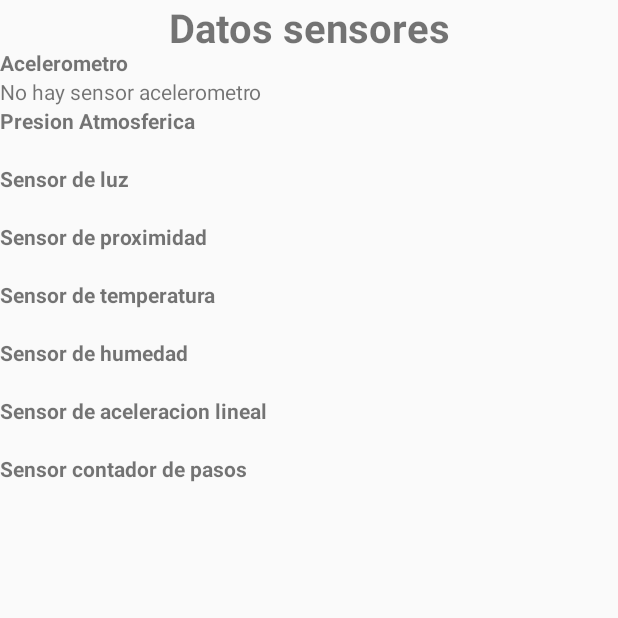
After one commit to AlejandroGC96/Semana6, an Android app: the DatosSensores screen opened directly, with no data from a screen before it, on a phone screen of 412 x 824 dp, the top half of it. The commit adds this screen. Run offline under Robolectric (Android 15) with nearby library versions, the phone set to English and light mode, and no system bars.

Commit message:
Apartado Sensores acabado

```diff
--- a/Semana6/app/src/main/AndroidManifest.xml
+++ b/Semana6/app/src/main/AndroidManifest.xml
@@ -28,6 +28,12 @@
         </activity>
         <activity android:name="com.example.alex_.semana6.Animacion">
         </activity>
+        <activity android:name="com.example.alex_.semana6.IoActivity">
+        </activity>
+        <activity android:name="com.example.alex_.semana6.ListaSensores">
+        </activity>
+        <activity android:name="com.example.alex_.semana6.DatosSensores">
+        </activity>
     </application>
 
 </manifest>
--- /dev/null
+++ b/Semana6/app/src/main/java/com/example/alex_/semana6/DatosSensores.java
@@ -0,0 +1,200 @@
+package com.example.alex_.semana6;
+
+import android.app.Activity;
+import android.graphics.Color;
+import android.hardware.Sensor;
+import android.hardware.SensorEvent;
+import android.hardware.SensorEventListener;
+import android.hardware.SensorManager;
+import android.os.Bundle;
+import android.widget.TextView;
+import android.widget.Toast;
+
+import org.w3c.dom.Text;
+
+import java.util.List;
+
+
+public class DatosSensores extends Activity implements SensorEventListener {
+    private SensorManager sensorManager = null;
+
+    private Sensor sensorTemperatura = null;
+    private Sensor sensorProximidad = null;
+    private Sensor sensorLuz = null;
+    private Sensor sensorAcelerometro = null;
+    private Sensor sensorPresionAtm = null;
+    private Sensor sensorHumedad = null;
+    private Sensor sensorLinearAcc = null;
+    private Sensor sensorStep = null;
+
+    private TextView tvAcelerometro = null;
+    private TextView tvPresionAtmosferica = null;
+    private TextView tvLuz = null;
+    private TextView tvProximidad = null;
+    private TextView tvTemperatura = null;
+    private TextView tvHumedad = null;
+    private TextView tvAceleracion = null;
+    private TextView tvStep = null;
+
+
+
+    @Override
+    public void onCreate(Bundle savedInstanceState) {
+        super.onCreate(savedInstanceState);
+        setContentView(R.layout.datasensores);
+
+        sensorManager = (SensorManager) getSystemService(SENSOR_SERVICE);
+
+        sensorProximidad = sensorManager.getDefaultSensor(Sensor.TYPE_PROXIMITY);
+        sensorLuz = sensorManager.getDefaultSensor(Sensor.TYPE_LIGHT);
+        sensorAcelerometro = sensorManager.getDefaultSensor(Sensor.TYPE_ACCELEROMETER);
+        sensorTemperatura = sensorManager.getDefaultSensor(Sensor.TYPE_AMBIENT_TEMPERATURE);
+        sensorPresionAtm = sensorManager.getDefaultSensor(Sensor.TYPE_PRESSURE);
+        sensorHumedad = sensorManager.getDefaultSensor(Sensor.TYPE_RELATIVE_HUMIDITY);
+        sensorLinearAcc = sensorManager.getDefaultSensor(Sensor.TYPE_LINEAR_ACCELERATION);
+        sensorStep = sensorManager.getDefaultSensor(Sensor.TYPE_STEP_COUNTER);
+
+
+        SensorManager sensorManager = (SensorManager) getSystemService(SENSOR_SERVICE);
+        List<Sensor> listaSensores = sensorManager.getSensorList(Sensor.TYPE_ALL);
+
+        tvAcelerometro = (TextView) findViewById(R.id.tvAcelerometro);
+        tvPresionAtmosferica = (TextView) findViewById(R.id.tvPresionAtmosferica);
+        tvLuz = (TextView) findViewById(R.id.tvLuz);
+        tvProximidad = (TextView) findViewById(R.id.tvProximidad);
+        tvTemperatura = (TextView) findViewById(R.id.tvTemperatura);
+        tvHumedad = (TextView) findViewById(R.id.tvHumedad);
+        tvAceleracion = (TextView) findViewById(R.id.tvAceleracion);
+        tvStep = (TextView) findViewById(R.id.tvStep);
+
+        if(sensorAcelerometro == null){
+            tvAcelerometro.setText("No hay sensor acelerometro");
+        }
+        else if(sensorPresionAtm == null){
+            tvPresionAtmosferica.setText("No hay sensor de presion atmosferica");
+        } else if(sensorLuz == null){
+            tvLuz.setText("No hay sensor de luz");
+        }else if(sensorProximidad == null){
+            tvProximidad.setText("No hay sensor de proximidad");
+        }else if(sensorTemperatura == null){
+            tvTemperatura.setText("No hay sensor de temperatura");
+        }else if(sensorHumedad == null){
+            tvHumedad.setText("No hay sensor de proximidad");
+        }else if(sensorStep == null){
+            tvStep.setText("No hay sensor de contador de pasos");
+        }else if(sensorLinearAcc == null){
+            tvAceleracion.setText("No hay sensor de aceleracion lineal");
+        }
+
+        /*
+       else if(sensorLuz == null){
+            Toast.makeText(getApplicationContext(), "No hay sensor de luz", Toast.LENGTH_SHORT).show();}
+
+
+        if(sensorProximidad == null){
+            Toast.makeText(getApplicationContext(), "No hay sensor de proximidad", Toast.LENGTH_SHORT).show();
+        }else{
+            Toast.makeText(getApplicationContext(), "Hay sensor de proximidad", Toast.LENGTH_SHORT).show();
+            sensorManager.registerListener(this, sensorProximidad, SensorManager.SENSOR_DELAY_GAME);
+        }
+
+
+        if(sensorTemperatura == null){
+            Toast.makeText(getApplicationContext(), "No hay sensor de temperatura ambiental", Toast.LENGTH_SHORT).show();
+        }else{
+            Toast.makeText(getApplicationContext(), "Hay sensor de temperatura ambiental", Toast.LENGTH_SHORT).show();
+            sensorManager.registerListener(this, sensorTemperatura, SensorManager.SENSOR_DELAY_GAME);
+        }
+
+        */
+    }
+    // Obligatorio implementar
+    @Override
+    public void onAccuracyChanged(Sensor arg0, int arg1) {
+    }
+
+    // Obligatorio implementar
+    @Override
+    public void onSensorChanged(SensorEvent sensorEvent) {
+        synchronized (this){
+            float[] data;
+            float x, y, z;
+
+            switch(sensorEvent.sensor.getType()){
+                case Sensor.TYPE_ACCELEROMETER:
+                    data = sensorEvent.values;
+                    x = data[0];
+                    y = data[1];
+                    z = data[2];
+                    tvAcelerometro.setText("x: " + x + "\ny: "+y + "\nz: "+z);
+                    /* prueba added
+                    float x1 = sensorEvent.values[0];
+                    if(x1 < -5){
+                        getWindow().getDecorView().setBackgroundColor(Color.BLUE);
+                    }else if(x1 > -5){
+                        getWindow().getDecorView().setBackgroundColor(Color.RED);
+                    } */
+                    break;
+                case Sensor.TYPE_PRESSURE:
+                    x=sensorPresionAtm.getPower();
+                    tvPresionAtmosferica.setText("Presion Atmosferica: "+ x);
+                    break;
+                case Sensor.TYPE_LIGHT:
+                    data = sensorEvent.values;
+                    tvLuz.setText("Nivel de luz: "+ data[0]);
+                    break;
+                case Sensor.TYPE_PROXIMITY:
+                    data = sensorEvent.values;
+                    if(data[0]==0){
+                        tvProximidad.setText("Hay algo delante del sensor...");
+                    }
+                    else{
+                        tvProximidad.setText("No hay nada delante");
+                    }
+                    break;
+                case Sensor.TYPE_AMBIENT_TEMPERATURE:
+                    x= sensorTemperatura.getPower();
+                    tvTemperatura.setText("Temperatura: " + x);
+                    break;
+                case Sensor.TYPE_RELATIVE_HUMIDITY:
+                    x = sensorHumedad.getPower();
+                    tvHumedad.setText("Nivel de humedad: 0" + x);
+                    break;
+                case Sensor.TYPE_LINEAR_ACCELERATION:
+                    data = sensorEvent.values;
+                    x = data[0];
+                    y = data[1];
+                    z = data[2];
+                    tvAceleracion.setText("x:" + x + "\ny: "+y + "\nz: "+z);
+                    break;
+                case Sensor.TYPE_STEP_COUNTER:
+                    data = sensorEvent.values;
+                    x = data[0];
+                    tvStep.setText("Número de pasos " + String.valueOf(sensorEvent.values[0]));
+                    break;
+            }
+        }
+    }
+
+    @Override
+    protected void onResume() {
+        super.onResume();
+        sensorManager.registerListener(this, sensorManager.getDefaultSensor(Sensor.TYPE_ACCELEROMETER), SensorManager.SENSOR_DELAY_GAME);
+        sensorManager.registerListener(this,sensorManager.getDefaultSensor(Sensor.TYPE_PROXIMITY),SensorManager.SENSOR_DELAY_NORMAL);
+        sensorManager.registerListener(this, sensorManager.getDefaultSensor(Sensor.TYPE_LIGHT), SensorManager.SENSOR_DELAY_NORMAL);
+        sensorManager.registerListener(this, sensorManager.getDefaultSensor(Sensor.TYPE_RELATIVE_HUMIDITY), SensorManager.SENSOR_DELAY_GAME);
+        sensorManager.registerListener(this, sensorManager.getDefaultSensor(Sensor.TYPE_AMBIENT_TEMPERATURE), SensorManager.SENSOR_DELAY_GAME);
+        sensorManager.registerListener(this, sensorManager.getDefaultSensor(Sensor.TYPE_LINEAR_ACCELERATION), SensorManager.SENSOR_DELAY_GAME);
+        sensorManager.registerListener(this, sensorManager.getDefaultSensor(Sensor.TYPE_STEP_COUNTER), SensorManager.SENSOR_DELAY_GAME);
+
+    }
+
+    @Override
+    protected void onPause() {
+        super.onPause();
+        sensorManager.unregisterListener(this);
+        super.onStop();
+    }
+
+
+}
--- a/Semana6/app/src/main/res/layout/activity_main.xml
+++ b/Semana6/app/src/main/res/layout/activity_main.xml
@@ -7,6 +7,12 @@
     android:orientation="vertical"
     android:gravity="center"
     tools:context=".MainActivity">
+
+    <Button
+        android:id="@+id/btIO"
+        android:layout_width="wrap_content"
+        android:layout_height="wrap_content"
+        android:text="@string/btIO"/>
 
     <Button
         android:id="@+id/button"
--- /dev/null
+++ b/Semana6/app/src/main/res/layout/datasensores.xml
@@ -0,0 +1,124 @@
+<?xml version="1.0" encoding="utf-8"?>
+<ScrollView xmlns:android="http://schemas.android.com/apk/res/android"
+    android:layout_width="fill_parent"
+    android:layout_height="fill_parent" >
+
+<LinearLayout xmlns:android="http://schemas.android.com/apk/res/android"
+    android:layout_width="match_parent"
+    android:layout_height="match_parent"
+    android:orientation="vertical" >
+
+    <TextView
+        android:id="@+id/tvDatos"
+        android:layout_width="match_parent"
+        android:layout_height="32dp"
+        android:textSize="12pt"
+        android:textStyle="bold"
+        android:gravity="center"
+        android:text="@string/datosSensores">
+    </TextView>
+
+    <TextView android:id = "@+id/etiqAcelerometro"
+        android:layout_width="fill_parent"
+        android:layout_height="wrap_content"
+        android:textStyle="bold"
+        android:text="@string/etiqSensorMovimiento">
+    </TextView>
+
+    <TextView
+        android:id = "@+id/tvAcelerometro"
+        android:layout_width="fill_parent"
+        android:layout_height="wrap_content">
+    </TextView>
+
+    <TextView android:id = "@+id/etiqPresion"
+        android:textStyle="bold"
+        android:layout_width="fill_parent"
+        android:layout_height="wrap_content"
+        android:text="@string/presionAtm">
+    </TextView>
+
+    <TextView
+        android:id = "@+id/tvPresionAtmosferica"
+        android:layout_width="fill_parent"
+        android:layout_height="wrap_content">
+    </TextView>
+
+    <TextView android:id = "@+id/etiqLuz"
+        android:textStyle="bold"
+        android:layout_width="fill_parent"
+        android:layout_height="wrap_content"
+        android:text="@string/luz">
+    </TextView>
+
+    <TextView
+        android:id = "@+id/tvLuz"
+        android:layout_width="fill_parent"
+        android:layout_height="wrap_content">
+    </TextView>
+
+    <TextView android:id = "@+id/etiqProximidad"
+        android:textStyle="bold"
+        android:layout_width="fill_parent"
+        android:layout_height="wrap_content"
+        android:text="@string/proximidad">
+    </TextView>
+
+    <TextView
+        android:id = "@+id/tvProximidad"
+        android:layout_width="fill_parent"
+        android:layout_height="wrap_content">
+    </TextView>
+    <TextView android:id = "@+id/etiqTemperatura"
+        android:textStyle="bold"
+        android:layout_width="fill_parent"
+        android:layout_height="wrap_content"
+        android:text="@string/temperatura">
+    </TextView>
+
+    <TextView
+        android:id = "@+id/tvTemperatura"
+        android:layout_width="fill_parent"
+        android:layout_height="wrap_content">
+    </TextView>
+    <TextView android:id = "@+id/etiqHumedad"
+        android:textStyle="bold"
+        android:layout_width="fill_parent"
+        android:layout_height="wrap_content"
+        android:text="@string/humedad">
+    </TextView>
+
+    <TextView
+        android:id = "@+id/tvHumedad"
+        android:layout_width="fill_parent"
+        android:layout_height="wrap_content">
+    </TextView>
+
+    <TextView android:id = "@+id/etiqAceleracion"
+        android:textStyle="bold"
+        android:layout_width="fill_parent"
+        android:layout_height="wrap_content"
+        android:text="@string/aceleracion">
+    </TextView>
+
+    <TextView
+        android:id = "@+id/tvAceleracion"
+        android:layout_width="fill_parent"
+        android:layout_height="wrap_content">
+    </TextView>
+    <TextView android:id = "@+id/etiqStep"
+        android:textStyle="bold"
+        android:layout_width="fill_parent"
+        android:layout_height="wrap_content"
+        android:text="@string/step">
+    </TextView>
+
+    <TextView
+        android:id = "@+id/tvStep"
+        android:layout_width="fill_parent"
+        android:layout_height="wrap_content">
+    </TextView>
+
+
+</LinearLayout>
+</ScrollView>
--- a/Semana6/app/src/main/res/values/strings.xml
+++ b/Semana6/app/src/main/res/values/strings.xml
@@ -8,4 +8,17 @@
     <string name="botonplay">Play</string>
     <string name="botonpause">Pause</string>
     <string name="botoniniciar">Iniciar</string>
+    <string name="btIO">I-O</string>
+    <string name="touch">Tocame para mostrar un mensaje</string>
+    <string name="numSensores">Sensores disponibles</string>
+    <string name="datosSensores">Datos sensores</string>
+    <string name="etiqSensorMovimiento">Acelerometro</string>
+    <string name="presionAtm">Presion Atmosferica</string>
+    <string name="luz">Sensor de luz</string>
+    <string name="proximidad">Sensor de proximidad</string>
+    <string name="temperatura">Sensor de temperatura</string>
+    <string name="humedad">Sensor de humedad</string>
+    <string name="aceleracion">Sensor de aceleracion lineal</string>
+    <string name="step">Sensor contador de pasos</string>
+
 </resources>
```
Also changed, not shown: Semana6/app/src/main/java/com/example/alex_/semana6/IoActivity.java (+62 -1 lines), Semana6/app/src/main/java/com/example/alex_/semana6/ListaSensores.java (+34 -1 lines), Semana6/app/src/main/java/com/example/alex_/semana6/MainActivity.java (+14 -0 lines), Semana6/app/src/main/res/layout/pantalla.xml (+31 -4 lines), Semana6/app/src/main/res/layout/sensores.xml (+22 -4 lines).
